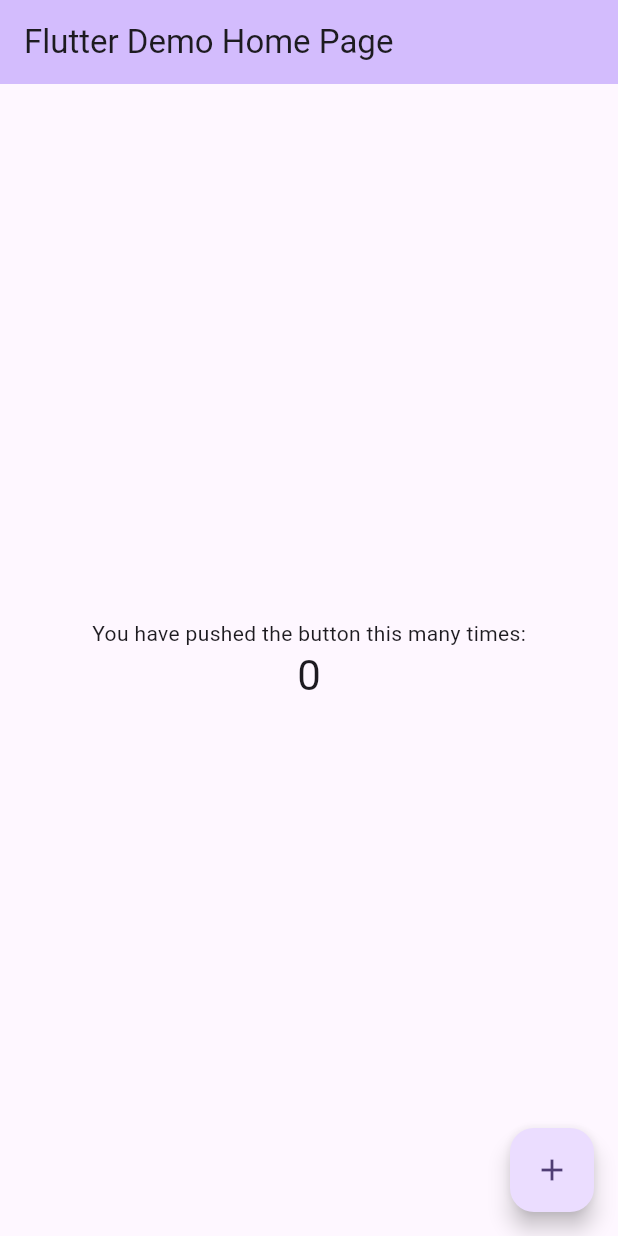
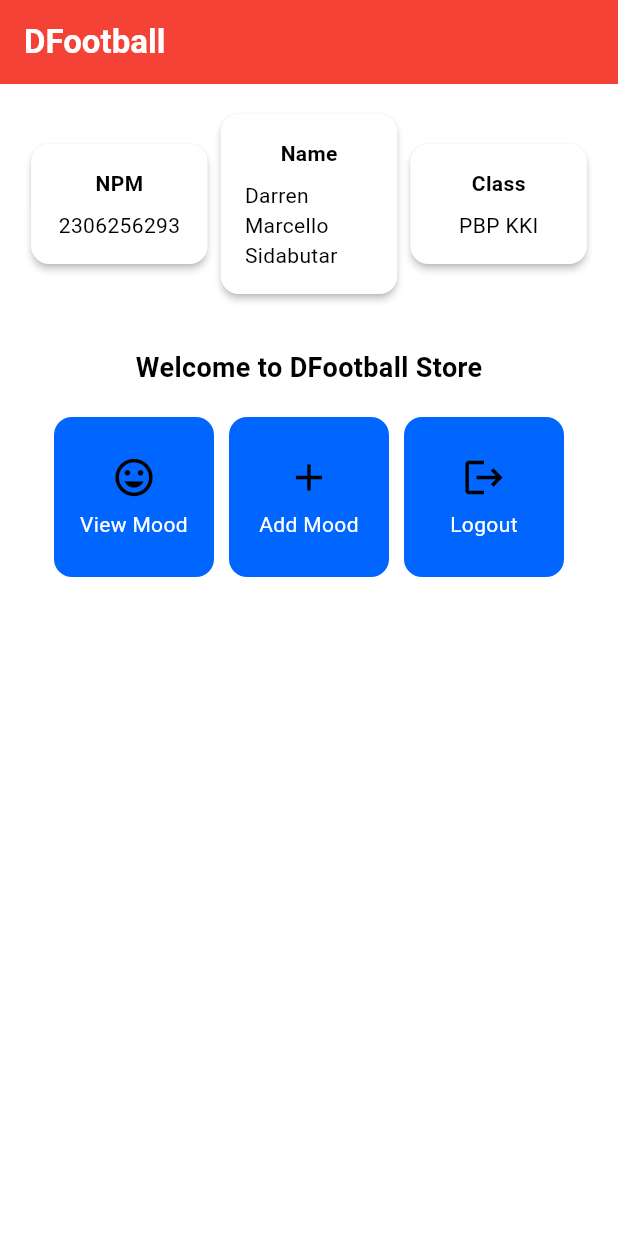
Before and after one commit to DarrenM07/DFootball-mobile, a Flutter app: the screen it shows after launch, on a phone screen of 412 x 824 dp. Run offline on Flutter 3.47's test engine with Material 3 defaults, Android fonts, the phone set to English and light mode, and no system bars.

Commit message:
Assignment 7 progress

```diff
--- a/lib/main.dart
+++ b/lib/main.dart
@@ -1,4 +1,6 @@
 import 'package:flutter/material.dart';
+import 'package:dfootball/menu.dart';
+
 
 void main() {
   runApp(const MyApp());
@@ -28,98 +30,11 @@ class MyApp extends StatelessWidget {
         //
         // This works for code too, not just values: Most code changes can be
         // tested with just a hot reload.
-        colorScheme: ColorScheme.fromSeed(seedColor: Colors.deepPurple),
-        useMaterial3: true,
+         colorScheme: ColorScheme.fromSwatch(
+       primarySwatch: Colors.red,
+ ).copyWith(secondary: const Color.fromARGB(255, 0, 102, 255)),
       ),
-      home: const MyHomePage(title: 'Flutter Demo Home Page'),
+      home: MyHomePage(),
     );
   }
 }
-
-class MyHomePage extends StatefulWidget {
-  const MyHomePage({super.key, required this.title});
-
-  // This widget is the home page of your application. It is stateful, meaning
-  // that it has a State object (defined below) that contains fields that affect
-  // how it looks.
-
-  // This class is the configuration for the state. It holds the values (in this
-  // case the title) provided by the parent (in this case the App widget) and
-  // used by the build method of the State. Fields in a Widget subclass are
-  // always marked "final".
-
-  final String title;
-
-  @override
-  State<MyHomePage> createState() => _MyHomePageState();
-}
-
-class _MyHomePageState extends State<MyHomePage> {
-  int _counter = 0;
-
-  void _incrementCounter() {
-    setState(() {
-      // This call to setState tells the Flutter framework that something has
-      // changed in this State, which causes it to rerun the build method below
-      // so that the display can reflect the updated values. If we changed
-      // _counter without calling setState(), then the build method would not be
-      // called again, and so nothing would appear to happen.
-      _counter++;
-    });
-  }
-
-  @override
-  Widget build(BuildContext context) {
-    // This method is rerun every time setState is called, for instance as done
-    // by the _incrementCounter method above.
-    //
-    // The Flutter framework has been optimized to make rerunning build methods
-    // fast, so that you can just rebuild anything that needs updating rather
-    // than having to individually change instances of widgets.
-    return Scaffold(
-      appBar: AppBar(
-        // TRY THIS: Try changing the color here to a specific color (to
-        // Colors.amber, perhaps?) and trigger a hot reload to see the AppBar
-        // change color while the other colors stay the same.
-        backgroundColor: Theme.of(context).colorScheme.inversePrimary,
-        // Here we take the value from the MyHomePage object that was created by
-        // the App.build method, and use it to set our appbar title.
-        title: Text(widget.title),
-      ),
-      body: Center(
-        // Center is a layout widget. It takes a single child and positions it
-        // in the middle of the parent.
-        child: Column(
-          // Column is also a layout widget. It takes a list of children and
-          // arranges them vertically. By default, it sizes itself to fit its
-          // children horizontally, and tries to be as tall as its parent.
-          //
-          // Column has various properties to control how it sizes itself and
-          // how it positions its children. Here we use mainAxisAlignment to
-          // center the children vertically; the main axis here is the vertical
-          // axis because Columns are vertical (the cross axis would be
-          // horizontal).
-          //
-          // TRY THIS: Invoke "debug painting" (choose the "Toggle Debug Paint"
-          // action in the IDE, or press "p" in the console), to see the
-          // wireframe for each widget.
-          mainAxisAlignment: MainAxisAlignment.center,
-          children: <Widget>[
-            const Text(
-              'You have pushed the button this many times:',
-            ),
-            Text(
-              '$_counter',
-              style: Theme.of(context).textTheme.headlineMedium,
-            ),
-          ],
-        ),
-      ),
-      floatingActionButton: FloatingActionButton(
-        onPressed: _incrementCounter,
-        tooltip: 'Increment',
-        child: const Icon(Icons.add),
-      ), // This trailing comma makes auto-formatting nicer for build methods.
-    );
-  }
-}
--- /dev/null
+++ b/lib/menu.dart
@@ -0,0 +1,199 @@
+import 'package:flutter/material.dart';
+
+class MyHomePage extends StatelessWidget {
+    MyHomePage({super.key});
+    final String npm = '2306256293'; // NPM
+    final String name = 'Darren Marcello Sidabutar'; // Name
+    final String className = 'PBP KKI'; // Class
+    final List<ItemHomepage> items = [
+    ItemHomepage("View Mood", Icons.mood),
+    ItemHomepage("Add Mood", Icons.add),
+    ItemHomepage("Logout", Icons.logout),
+     ];
+  // This widget is the home page of your application. It is stateful, meaning
+  // that it has a State object (defined below) that contains fields that affect
+  // how it looks.
+
+  // This class is the configuration for the state. It holds the values (in this
+  // case the title) provided by the parent (in this case the App widget) and
+  // used by the build method of the State. Fields in a Widget subclass are
+  // always marked "final".
+
+
+  @override
+  @override
+  Widget build(BuildContext context) {
+    // Scaffold provides the basic structure of the page with the AppBar and body.
+    return Scaffold(
+      // AppBar is the top part of the page that displays the title.
+      appBar: AppBar(
+        // The title of the application "DFootball" with white text and bold font.
+        title: const Text(
+          'DFootball',
+          style: TextStyle(
+            color: Colors.white,
+            fontWeight: FontWeight.bold,
+          ),
+        ),
+        // The background color of the AppBar is obtained from the application theme color scheme.
+        backgroundColor: Theme.of(context).colorScheme.primary,
+      ),
+      // Body of the page with paddings around it.
+      body: Padding(
+        padding: const EdgeInsets.all(16.0),
+        // Place the widget vertically in a column.
+        child: Column(
+          crossAxisAlignment: CrossAxisAlignment.center,
+          children: [
+            // Row to display 3 InfoCard horizontally.
+            Row(
+              mainAxisAlignment: MainAxisAlignment.spaceEvenly,
+              children: [
+                InfoCard(title: 'NPM', content: npm),
+                InfoCard(title: 'Name', content: name),
+                InfoCard(title: 'Class', content: className),
+              ],
+            ),
+
+            // Give a vertical space of 16 units.
+            const SizedBox(height: 16.0),
+
+            // Place the following widget in the center of the page.
+            Center(
+              child: Column(
+                // Place the text and grid item vertically.
+
+                children: [
+                  // Display the welcome message with bold font and size 18.
+                  const Padding(
+                    padding: EdgeInsets.only(top: 16.0),
+                    child: Text(
+                      'Welcome to DFootball Store',
+                      style: TextStyle(
+                        fontWeight: FontWeight.bold,
+                        fontSize: 18.0,
+                      ),
+                    ),
+                  ),
+
+                  // Grid to display ItemCard in a 3 column grid.
+                  GridView.count(
+                    primary: true,
+                    padding: const EdgeInsets.all(20),
+                    crossAxisSpacing: 10,
+                    mainAxisSpacing: 10,
+                    crossAxisCount: 3,
+                    // To ensure that the grid fits its height.
+                    shrinkWrap: true,
+
+                    // Display ItemCard for each item in the items list.
+                    children: items.map((ItemHomepage item) {
+                      return ItemCard(item);
+                    }).toList(),
+                  ),
+                ],
+              ),
+            ),
+          ],
+        ),
+      ),
+    );
+  }
+}
+
+
+class InfoCard extends StatelessWidget {
+  // Card information that displays the title and content.
+
+  final String title;  // Card title.
+  final String content;  // Card content.
+
+  const InfoCard({super.key, required this.title, required this.content});
+
+  @override
+  Widget build(BuildContext context) {
+    return Card(
+      // Create a card box with a shadow.
+      elevation: 2.0,
+      child: Container(
+        // Set the size and spacing within the card.
+        width: MediaQuery.of(context).size.width / 3.5, // Adjust with the width of the device used.
+        padding: const EdgeInsets.all(16.0),
+        // Place the title and content vertically.
+        child: Column(
+          children: [
+            Text(
+              title,
+              style: const TextStyle(fontWeight: FontWeight.bold),
+            ),
+            const SizedBox(height: 8.0),
+            Text(content),
+          ],
+        ),
+      ),
+    );
+  }
+}
+
+
+class ItemHomepage {
+    final String name;
+    final IconData icon;
+
+    ItemHomepage(this.name, this.icon);
+}
+
+
+class ItemCard extends StatelessWidget {
+  // Display the card with an icon and name.
+
+  final ItemHomepage item;
+
+  const ItemCard(this.item, {super.key});
+
+  @override
+  Widget build(BuildContext context) {
+    return Material(
+      // Specify the background color of the application theme.
+      color: Theme.of(context).colorScheme.secondary,
+      // Round the card border.
+      borderRadius: BorderRadius.circular(12),
+
+      child: InkWell(
+        // Action when the card is pressed.
+        onTap: () {
+          // Display the SnackBar message when the card is pressed.
+          ScaffoldMessenger.of(context)
+            ..hideCurrentSnackBar()
+            ..showSnackBar(
+              SnackBar(content: Text("You have pressed the ${item.name} button!"))
+            );
+        },
+        // Container to store the Icon and Text
+        child: Container(
+          padding: const EdgeInsets.all(8),
+          child: Center(
+            child: Column(
+              // Place the Icon and Text in the center of the card.
+              mainAxisAlignment: MainAxisAlignment.center,
+              children: [
+                Icon(
+                  item.icon,
+                  color: Colors.black,
+                  size: 30.0,
+                ),
+                const Padding(padding: EdgeInsets.all(3)),
+                Text(
+                  item.name,
+                  textAlign: TextAlign.center,
+                  style: const TextStyle(color: Colors.white),
+                ),
+              ],
+            ),
+          ),
+        ),
+      ),
+    );
+  }
+
+}
```
Also changed, not shown: 1 other file.
